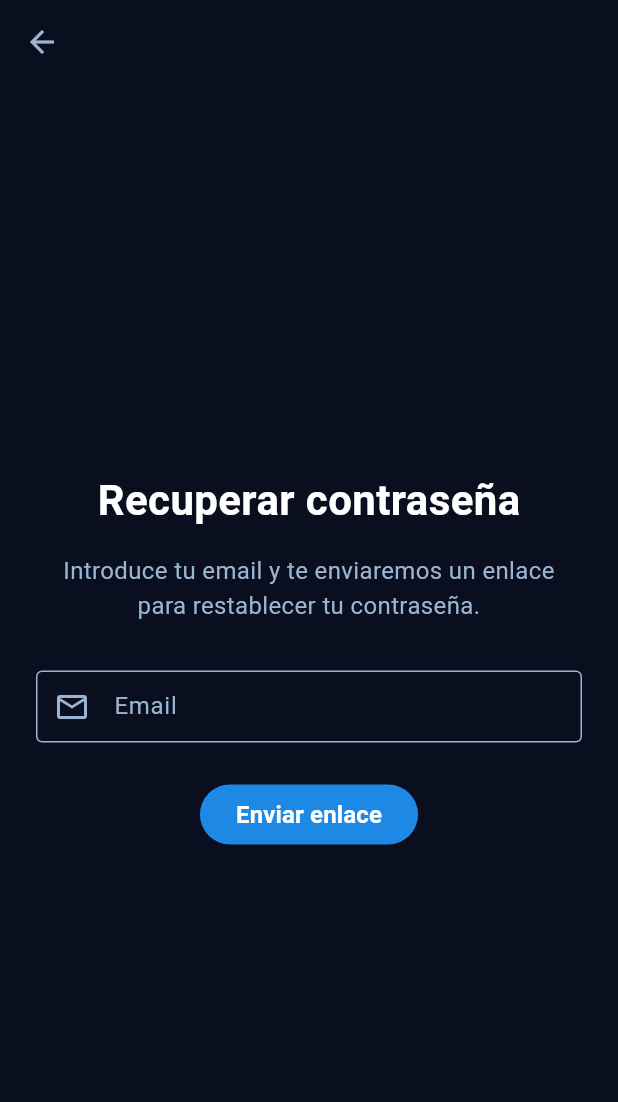
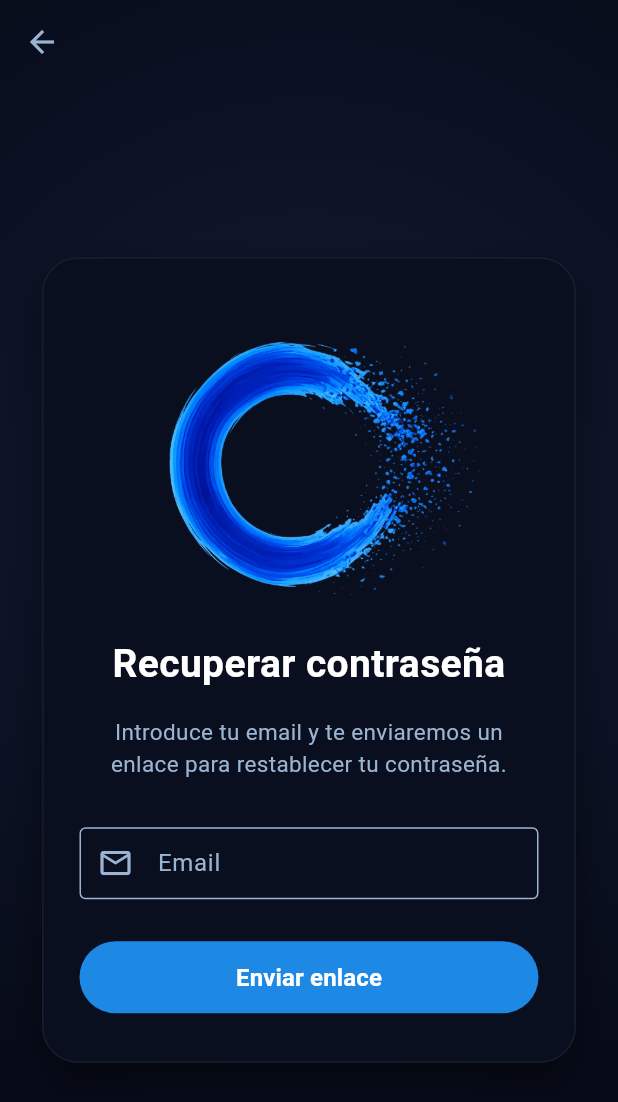
Before and after one commit to albertoUbe/flee_front, a Flutter app: the screen it shows after launch, after a tap on "¿Olvidaste tu contraseña?", on a phone screen of 412 x 824 dp. Shown: the top 1102 px of the screen. Run offline on Flutter 3.47's test engine with Material 3 defaults, Android fonts, the phone set to English and light mode, and no system bars; our stand-ins replace cached_network_image, image_picker, shared_preferences; accounts and stored records are empty.

Commit message:
Styles modificated v2

```diff
--- a/lib/screens/auth/forgot_password_screen.dart
+++ b/lib/screens/auth/forgot_password_screen.dart
@@ -15,6 +15,8 @@ class _ForgotPasswordScreenState extends State<ForgotPasswordScreen> {
   final _service = UserService();
   bool _isLoading = false;
   bool _sent = false;
+
+  static const pathLogo = "assets/images/flee_logo_blue.png";
 
   @override
   void dispose() {
@@ -51,19 +53,48 @@ class _ForgotPasswordScreenState extends State<ForgotPasswordScreen> {
   @override
   Widget build(BuildContext context) {
     return Scaffold(
-      backgroundColor: const Color(0xFF0A0F1F),
+      extendBodyBehindAppBar: true,
       appBar: AppBar(
         elevation: 0,
         backgroundColor: Colors.transparent,
         iconTheme: const IconThemeData(color: Color(0xFF9BB4D1)),
       ),
-      body: SafeArea(
-        child: Center(
-          child: SingleChildScrollView(
-            padding: const EdgeInsets.symmetric(horizontal: 24, vertical: 24),
-            child: ConstrainedBox(
-              constraints: const BoxConstraints(maxWidth: 400),
-              child: _sent ? _buildSuccess() : _buildForm(),
+      body: Container(
+        width: double.infinity,
+        height: double.infinity,
+        decoration: const BoxDecoration(
+          gradient: RadialGradient(
+            center: Alignment(0.0, -0.2),
+            radius: 1.3,
+            colors: [Color(0xFF131C35), Color(0xFF040712)],
+            stops: [0.0, 1.0],
+          ),
+        ),
+        child: SafeArea(
+          child: Center(
+            child: SingleChildScrollView(
+              padding: const EdgeInsets.symmetric(horizontal: 28, vertical: 16),
+              child: ConstrainedBox(
+                constraints: const BoxConstraints(maxWidth: 400),
+                child: Container(
+                  padding: const EdgeInsets.all(24),
+                  decoration: BoxDecoration(
+                    color: const Color(0xFF0A0F1F),
+                    borderRadius: BorderRadius.circular(24),
+                    border: Border.all(
+                      color: Colors.white.withValues(alpha: 0.06),
+                    ),
+                    boxShadow: [
+                      BoxShadow(
+                        color: Colors.black.withValues(alpha: 0.5),
+                        blurRadius: 24,
+                        offset: const Offset(0, 12),
+                      ),
+                    ],
+                  ),
+                  child: _sent ? _buildSuccess() : _buildForm(),
+                ),
+              ),
             ),
           ),
         ),
@@ -75,12 +106,20 @@ class _ForgotPasswordScreenState extends State<ForgotPasswordScreen> {
     return Form(
       key: _formKey,
       child: Column(
+        mainAxisSize: MainAxisSize.min,
         crossAxisAlignment: CrossAxisAlignment.center,
         children: [
+          const SizedBox(height: 16),
+          SizedBox(
+            height: 200,
+            child: Image.asset(pathLogo, fit: BoxFit.contain),
+          ),
+          const SizedBox(height: 12),
           const Text(
             'Recuperar contraseña',
+            textAlign: TextAlign.center,
             style: TextStyle(
-              fontSize: 28,
+              fontSize: 26,
               fontWeight: FontWeight.bold,
               color: Colors.white,
             ),
@@ -89,7 +128,7 @@ class _ForgotPasswordScreenState extends State<ForgotPasswordScreen> {
           const Text(
             'Introduce tu email y te enviaremos un enlace para restablecer tu contraseña.',
             textAlign: TextAlign.center,
-            style: TextStyle(color: Color(0xFF9BB4D1), fontSize: 16),
+            style: TextStyle(color: Color(0xFF9BB4D1), fontSize: 15),
           ),
           const SizedBox(height: 32),
           TextFormField(
@@ -113,7 +152,7 @@ class _ForgotPasswordScreenState extends State<ForgotPasswordScreen> {
               return null;
             },
           ),
-          const SizedBox(height: 24),
+          const SizedBox(height: 28),
           FilledButton(
             onPressed: _isLoading ? null : _submit,
             style: FilledButton.styleFrom(
@@ -122,6 +161,7 @@ class _ForgotPasswordScreenState extends State<ForgotPasswordScreen> {
               shape: RoundedRectangleBorder(
                 borderRadius: BorderRadius.circular(30),
               ),
+              minimumSize: const Size(double.infinity, 48),
             ),
             child: _isLoading
                 ? const SizedBox(
@@ -137,6 +177,7 @@ class _ForgotPasswordScreenState extends State<ForgotPasswordScreen> {
                     style: TextStyle(fontSize: 16, fontWeight: FontWeight.bold),
                   ),
           ),
+          const SizedBox(height: 8),
         ],
       ),
     );
@@ -144,8 +185,10 @@ class _ForgotPasswordScreenState extends State<ForgotPasswordScreen> {
 
   Widget _buildSuccess() {
     return Column(
+      mainAxisSize: MainAxisSize.min,
       mainAxisAlignment: MainAxisAlignment.center,
       children: [
+        const SizedBox(height: 16),
         const Icon(
           Icons.mark_email_read_outlined,
           size: 80,
@@ -156,15 +199,15 @@ class _ForgotPasswordScreenState extends State<ForgotPasswordScreen> {
           'Email enviado',
           style: TextStyle(
             color: Colors.white,
-            fontSize: 24,
+            fontSize: 26,
             fontWeight: FontWeight.bold,
           ),
           textAlign: TextAlign.center,
         ),
-        const SizedBox(height: 12),
+        const SizedBox(height: 16),
         const Text(
           'Si el email está registrado, recibirás un enlace para restablecer tu contraseña.',
-          style: TextStyle(color: Color(0xFF9BB4D1), fontSize: 16),
+          style: TextStyle(color: Color(0xFF9BB4D1), fontSize: 15),
           textAlign: TextAlign.center,
         ),
         const SizedBox(height: 32),
@@ -176,12 +219,14 @@ class _ForgotPasswordScreenState extends State<ForgotPasswordScreen> {
             shape: RoundedRectangleBorder(
               borderRadius: BorderRadius.circular(30),
             ),
+            minimumSize: const Size(double.infinity, 48),
           ),
           child: const Text(
             'Volver al inicio de sesión',
             style: TextStyle(fontSize: 16, fontWeight: FontWeight.bold),
           ),
         ),
+        const SizedBox(height: 8),
       ],
     );
   }
--- a/lib/screens/auth/login_screen.dart
+++ b/lib/screens/auth/login_screen.dart
@@ -46,15 +46,41 @@ class _LoginScreenState extends State<LoginScreen> {
     final auth = context.watch<AuthProvider>();
 
     return Scaffold(
-      backgroundColor: const Color(
-        0xFF0A0F1F,
-      ), // Fondo oscuro idéntico al de WelcomeScreen
-      body: SafeArea(
+      body: Container(
+        width: double.infinity,
+        height: double.infinity,
+        decoration: const BoxDecoration(
+          gradient: RadialGradient(
+            center: Alignment(0.0, -0.2),
+            radius: 1.3,
+            colors: [Color(0xFF131C35), Color(0xFF040712)],
+            stops: [0.0, 1.0],
+          ),
+        ),
+        child: SafeArea(
           child: Center(
             child: SingleChildScrollView(
               padding: const EdgeInsets.symmetric(horizontal: 28, vertical: 16),
               child: ConstrainedBox(
                 constraints: const BoxConstraints(maxWidth: 400),
+                child: Container(
+                  padding: const EdgeInsets.all(24),
+                  decoration: BoxDecoration(
+                    color: const Color(0xFF0A0F1F),
+                    borderRadius: BorderRadius.circular(24),
+                    border: Border.all(
+                      color: Colors.white.withValues(alpha: 0.06),
+                    ),
+                    boxShadow: [
+                      BoxShadow(
+                        color: Colors.black.withValues(
+                          alpha: 0.5,
+                        ), // Sombra suave para dar volumen
+                        blurRadius: 24,
+                        offset: const Offset(0, 12),
+                      ),
+                    ],
+                  ),
                   child: Form(
                     key: _formKey,
                     child: Column(
@@ -71,7 +97,7 @@ class _LoginScreenState extends State<LoginScreen> {
                           style: TextStyle(
                             fontSize: 32,
                             fontWeight: FontWeight.bold,
-                        color: Colors.white, // Blanco como el título msgTitle
+                            color: Colors.white,
                           ),
                         ),
                         const SizedBox(height: 8),
@@ -79,9 +105,7 @@ class _LoginScreenState extends State<LoginScreen> {
                           'Comunidades con fecha de caducidad',
                           textAlign: TextAlign.center,
                           style: TextStyle(
-                        color: Color(
-                          0xFF9BB4D1,
-                        ), // Azul grisáceo de msgSubtitle
+                            color: Color(0xFF9BB4D1),
                             fontSize: 16,
                           ),
                         ),
@@ -105,7 +129,9 @@ class _LoginScreenState extends State<LoginScreen> {
                             ),
                           ),
                           validator: (v) {
-                        if (v == null || v.isEmpty) return 'Introduce tu email';
+                            if (v == null || v.isEmpty) {
+                              return 'Introduce tu email';
+                            }
                             if (!v.contains('@')) return 'Email no válido';
                             return null;
                           },
@@ -117,7 +143,9 @@ class _LoginScreenState extends State<LoginScreen> {
                           style: const TextStyle(color: Colors.white),
                           decoration: InputDecoration(
                             labelText: 'Contraseña',
-                        labelStyle: const TextStyle(color: Color(0xFF9BB4D1)),
+                            labelStyle: const TextStyle(
+                              color: Color(0xFF9BB4D1),
+                            ),
                             prefixIcon: const Icon(
                               Icons.lock_outlined,
                               color: Color(0xFF9BB4D1),
@@ -166,9 +194,7 @@ class _LoginScreenState extends State<LoginScreen> {
                         FilledButton(
                           onPressed: auth.isLoading ? null : _submit,
                           style: FilledButton.styleFrom(
-                        backgroundColor: const Color(
-                          0xFF1E88E5,
-                        ), // Azul principal del botón SignIn
+                            backgroundColor: const Color(0xFF1E88E5),
                             foregroundColor: Colors.white,
                             shape: RoundedRectangleBorder(
                               borderRadius: BorderRadius.circular(30),
@@ -209,9 +235,7 @@ class _LoginScreenState extends State<LoginScreen> {
                                 ),
                               ),
                               style: TextButton.styleFrom(
-                            foregroundColor: const Color(
-                              0xFF42A5F5,
-                            ), // Azul brillante del botón SignUp
+                                foregroundColor: const Color(0xFF42A5F5),
                               ),
                               child: const Text(
                                 'Regístrate',
@@ -227,6 +251,8 @@ class _LoginScreenState extends State<LoginScreen> {
               ),
             ),
           ),
+        ),
+      ),
     );
   }
 }
```
Also changed, not shown: lib/screens/auth/register_screen.dart (+53 -8 lines), assets/images/background.png (added). Lines whose indentation alone changed are shown as unchanged.
